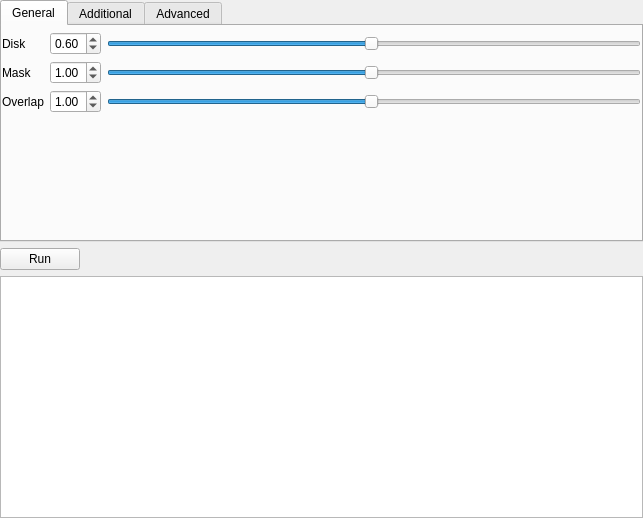
Qt form arachnid/core/gui/pyui/AutoPickUI.ui (ezralanglois/arachnid) before a commit.
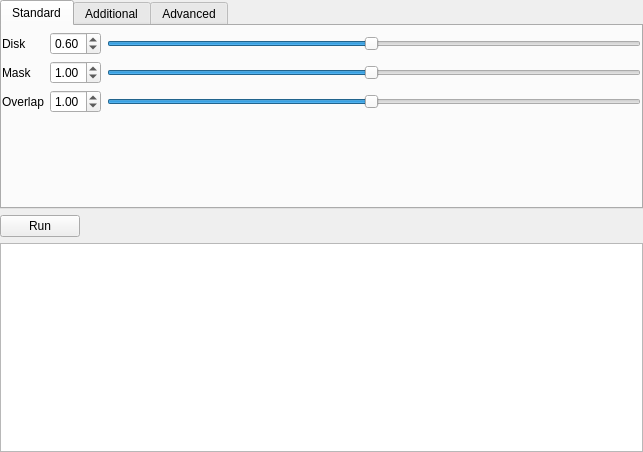
The same form after that commit. Icons and pictures are not drawn.

Commit message: Minor updates to layout and docs

Patch:
```diff
--- a/arachnid/core/gui/pyui/AutoPickUI.ui
+++ b/arachnid/core/gui/pyui/AutoPickUI.ui
@@ -7,7 +7,7 @@
     <x>0</x>
     <y>0</y>
     <width>643</width>
-    <height>518</height>
+    <height>452</height>
    </rect>
   </property>
   <property name="windowTitle">
@@ -24,7 +24,7 @@
      </property>
      <widget class="QWidget" name="tab">
       <attribute name="title">
-       <string>General</string>
+       <string>Standard</string>
       </attribute>
       <layout class="QVBoxLayout" name="verticalLayout_2">
        <property name="leftMargin">
@@ -248,7 +248,7 @@
             <property name="sizeHint" stdset="0">
              <size>
               <width>20</width>
-              <height>40</height>
+              <height>10</height>
              </size>
             </property>
            </spacer>
```
The commit also changes 2 other files.
